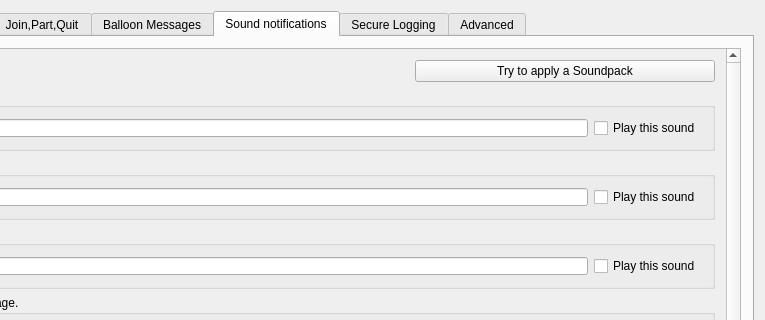
Old version of the form trunk/src/wormnet/settingswindow.ui in the repository svn2github/twsoldunsupported; both pictures show x 231 to 996 and y 0 to 320 of the 996 by 568 pixel window.
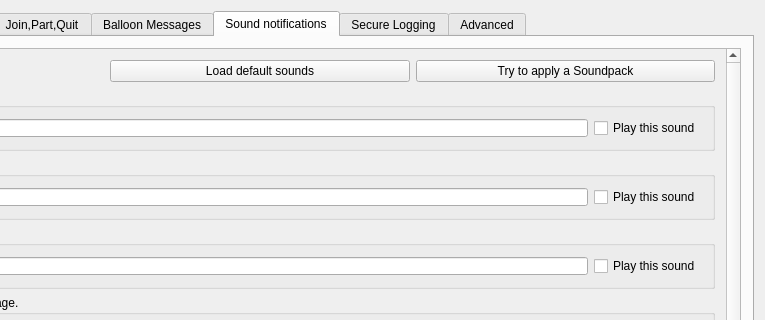
New version of the form. The open tabs and pages were chosen to show the change.

The edit to the form file:
```diff
--- a/trunk/src/wormnet/settingswindow.ui
+++ b/trunk/src/wormnet/settingswindow.ui
@@ -620,7 +620,7 @@
              <rect>
               <x>0</x>
               <y>0</y>
-              <width>306</width>
+              <width>373</width>
               <height>668</height>
              </rect>
             </property>
@@ -640,7 +640,20 @@
                   </widget>
                  </item>
                  <item>
-                  <widget class="QPushButton" name="pushButton">
+                  <widget class="QPushButton" name="pbloaddefaultsounds">
+                   <property name="maximumSize">
+                    <size>
+                     <width>300</width>
+                     <height>16777215</height>
+                    </size>
+                   </property>
+                   <property name="text">
+                    <string>Load default sounds</string>
+                   </property>
+                  </widget>
+                 </item>
+                 <item>
+                  <widget class="QPushButton" name="pbloadsoundpack">
                    <property name="maximumSize">
                     <size>
                      <width>300</width>
```
Left out of the diff: 12 changed lines with no effect on the pictures.
